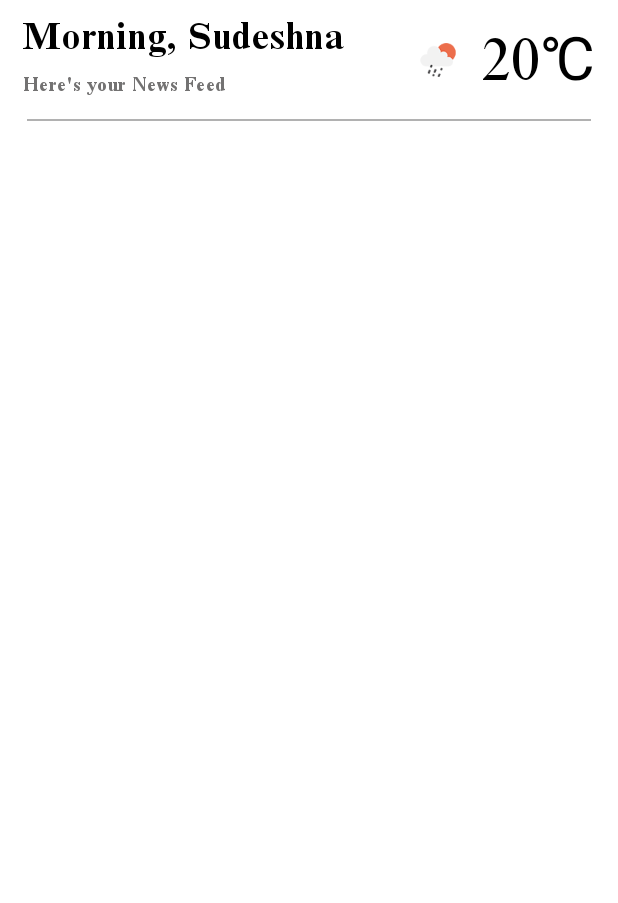
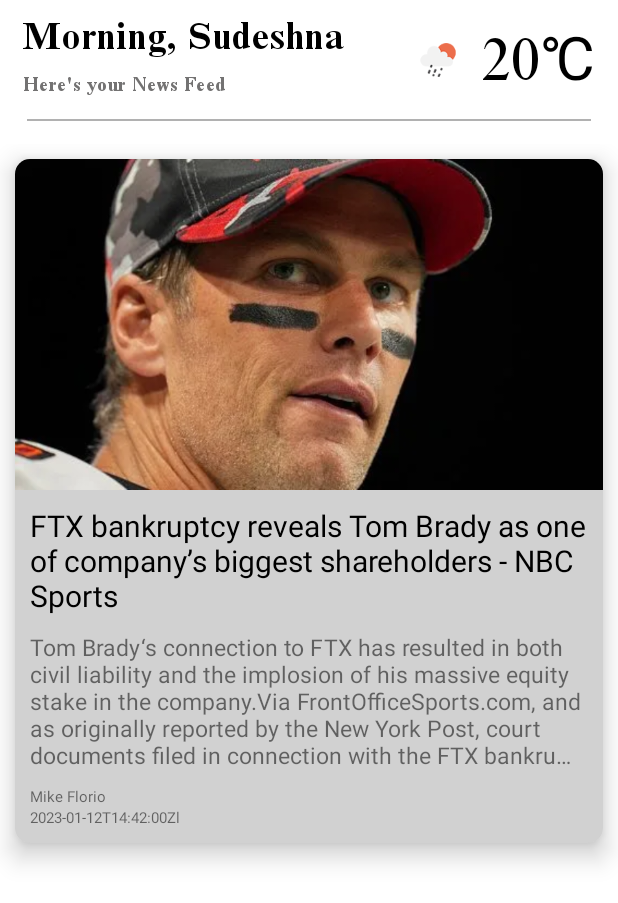
Before and after one commit to rahul-gangopadhyay/NewsApp, an Android app: the screen it shows after launch (HomePage), on a phone screen of 412 x 824 dp. Shown: the top 903 px of the screen. Run offline under Robolectric (Android 15) with nearby library versions, the phone set to English and light mode, and no system bars.

Commit message:
Cards with Recycler View Completed

```diff
--- a/app/build.gradle
+++ b/app/build.gradle
@@ -5,12 +5,12 @@ plugins {
 
 android {
     namespace 'com.example.news_app'
-    compileSdk 32
+    compileSdk 33
 
     defaultConfig {
         applicationId "com.example.news_app"
         minSdk 21
-        targetSdk 32
+        targetSdk 33
         versionCode 1
         versionName "1.0"
 
@@ -38,8 +38,9 @@ dependencies {
     implementation 'androidx.appcompat:appcompat:1.5.1'
     implementation 'com.google.android.material:material:1.7.0'
     implementation 'androidx.constraintlayout:constraintlayout:2.1.4'
-    implementation("androidx.recyclerview:recyclerview:1.2.1")
-    implementation("androidx.recyclerview:recyclerview-selection:1.1.0")
+    implementation 'androidx.recyclerview:recyclerview:1.2.1'
+    implementation 'androidx.recyclerview:recyclerview-selection:1.1.0'
+    implementation 'androidx.core:core-ktx:+'
     testImplementation 'junit:junit:4.13.2'
     androidTestImplementation 'androidx.test.ext:junit:1.1.3'
     androidTestImplementation 'androidx.test.espresso:espresso-core:3.4.0'
--- a/app/src/main/java/com/example/news_app/HomePage.kt
+++ b/app/src/main/java/com/example/news_app/HomePage.kt
@@ -2,6 +2,10 @@ package com.example.news_app
 
 import androidx.appcompat.app.AppCompatActivity
 import android.os.Bundle
+import androidx.recyclerview.widget.LinearLayoutManager
+import androidx.recyclerview.widget.LinearSnapHelper
+import androidx.recyclerview.widget.RecyclerView
+import androidx.recyclerview.widget.SnapHelper
 
 class HomePage : AppCompatActivity() {
     override fun onCreate(savedInstanceState: Bundle?) {
@@ -11,5 +15,27 @@ class HomePage : AppCompatActivity() {
         if (supportActionBar != null) {
             supportActionBar!!.hide()
         }
+
+        val recyclerview = findViewById<RecyclerView>(R.id.recycler_view)
+        recyclerview.setHasFixedSize(true)
+        recyclerview.layoutManager = LinearLayoutManager(this, RecyclerView.HORIZONTAL,false)
+
+        val compSnapHelper: SnapHelper = LinearSnapHelper()
+        compSnapHelper.attachToRecyclerView(recyclerview)
+
+        val data = ArrayList<News>()
+
+        // This loop will create 20 Views containing
+        // the image with the count of view
+        for (i in 1..20) {
+            data.add(News(R.drawable.samplepic, "FTX bankruptcy reveals Tom Brady as one of company’s biggest shareholders - NBC Sports", "Tom Brady‘s connection to FTX has resulted in both civil liability and the implosion of his massive equity stake in the company.Via FrontOfficeSports.com, and as originally reported by the New York Post, court documents filed in connection with the FTX bankru…", "Mike Florio", "2023-01-12T14:42:00Zl"))
+        }
+
+        // This will pass the ArrayList to our Adapter
+        val adapter = NewsAdapter(data)
+
+        // Setting the Adapter with the recyclerview
+        recyclerview.adapter = adapter
+
     }
 }
--- /dev/null
+++ b/app/src/main/java/com/example/news_app/News.kt
@@ -0,0 +1,3 @@
+package com.example.news_app
+
+data class News(val newsimg: Int, val newstitle: String, val newscontent: String, val newsauthor: String, val newstime: String)
--- /dev/null
+++ b/app/src/main/java/com/example/news_app/NewsAdapter.kt
@@ -0,0 +1,38 @@
+package com.example.news_app
+
+import android.view.LayoutInflater
+import android.view.View
+import android.view.ViewGroup
+import android.widget.ImageView
+import android.widget.TextView
+import androidx.recyclerview.widget.RecyclerView
+
+class NewsAdapter(private val newsList: List<News>) :
+    RecyclerView.Adapter<NewsAdapter.NewsViewHolder>() {
+
+    class NewsViewHolder(itemView: View): RecyclerView.ViewHolder(itemView){
+        val newsImageView: ImageView = itemView.findViewById(R.id.news_img)
+        val newsTitleView: TextView = itemView.findViewById(R.id.news_title)
+        val newsContentView: TextView = itemView.findViewById(R.id.news_content)
+        val newsAuthorView: TextView = itemView.findViewById(R.id.news_author)
+        val newsTimeView: TextView = itemView.findViewById(R.id.news_time)
+    }
+
+    override fun onCreateViewHolder(parent: ViewGroup, viewType: Int): NewsViewHolder {
+        val view = LayoutInflater.from(parent.context).inflate(R.layout.news_cards, parent, false)
+        return NewsViewHolder(view)
+    }
+
+    override fun getItemCount(): Int {
+        return newsList.size
+    }
+
+    override fun onBindViewHolder(holder: NewsViewHolder, position: Int) {
+        val news = newsList[position]
+        holder.newsImageView.setImageResource(news.newsimg)
+        holder.newsTitleView.text = news.newstitle
+        holder.newsContentView.text = news.newscontent
+        holder.newsAuthorView.text = news.newsauthor
+        holder.newsTimeView.text = news.newstime
+    }
+}
--- a/app/src/main/res/layout/activity_home_page.xml
+++ b/app/src/main/res/layout/activity_home_page.xml
@@ -95,5 +95,15 @@
             android:layout_marginTop="15dp"
             android:layout_marginHorizontal="18dp"/>
 
+        <androidx.recyclerview.widget.RecyclerView
+            android:layout_width="match_parent"
+            android:layout_height="0dp"
+            android:layout_marginTop="15dp"
+            android:id="@+id/recycler_view"
+            app:layout_constraintBottom_toBottomOf="parent"
+            app:layout_constraintLeft_toLeftOf="parent"
+            app:layout_constraintRight_toRightOf="parent"
+            app:layout_constraintTop_toBottomOf="@id/line" />
+
 
 </androidx.constraintlayout.widget.ConstraintLayout>
--- /dev/null
+++ b/app/src/main/res/layout/news_cards.xml
@@ -0,0 +1,74 @@
+<?xml version="1.0" encoding="utf-8"?>
+<androidx.cardview.widget.CardView xmlns:android="http://schemas.android.com/apk/res/android"
+    android:layout_width="match_parent"
+    android:layout_height="wrap_content"
+    xmlns:app="http://schemas.android.com/apk/res-auto"
+    android:layout_marginHorizontal="10dp"
+    android:layout_marginVertical="10dp"
+    app:cardBackgroundColor="@color/cardbg"
+    app:cardCornerRadius="10dp"
+    app:cardElevation="10dp"
+    app:cardPreventCornerOverlap="false">
+
+    <androidx.constraintlayout.widget.ConstraintLayout
+        android:layout_width="match_parent"
+        android:layout_height="wrap_content">
+
+        <ImageView
+            android:layout_width="match_parent"
+            android:layout_height="0dp"
+            app:layout_constraintLeft_toLeftOf="parent"
+            app:layout_constraintRight_toRightOf="parent"
+            app:layout_constraintTop_toTopOf="parent"
+            android:src="@drawable/samplepic"
+            android:padding="0dp"
+            android:id="@+id/news_img"
+            android:layout_margin="0dp"
+            android:adjustViewBounds="true"
+            android:scaleType="fitXY" />
+
+        <LinearLayout
+            android:layout_width="match_parent"
+            android:layout_height="wrap_content"
+            app:layout_constraintTop_toBottomOf="@id/news_img"
+            app:layout_constraintLeft_toLeftOf="parent"
+            app:layout_constraintRight_toRightOf="parent"
+            app:layout_constraintBottom_toBottomOf="parent"
+            android:orientation="vertical"
+            android:padding="10dp"
+            android:id="@+id/container1">
+
+            <TextView
+                android:layout_width="match_parent"
+                android:layout_height="wrap_content"
+                android:id="@+id/news_title"
+                android:text="FTX bankruptcy reveals Tom Brady as one of company’s biggest shareholders - NBC Sports"
+                android:textColor="@color/black"
+                android:textSize="20sp"/>
+
+            <TextView
+                android:layout_width="match_parent"
+                android:layout_height="wrap_content"
+                android:id="@+id/news_content"
+                android:text="Tom Brady‘s connection to FTX has resulted in both civil liability and the implosion of his massive equity stake in the company.Via FrontOfficeSports.com, and as originally reported by the New York Post, court documents filed in connection with the FTX bankru…"
+                android:textSize="15sp"
+                android:layout_marginTop="10dp"/>
+
+            <TextView
+                android:layout_width="match_parent"
+                android:layout_height="wrap_content"
+                android:id="@+id/news_author"
+                android:text="Mike Florio"
+                android:textSize="10sp"
+                android:layout_marginTop="10dp"/>
+
+            <TextView
+                android:layout_width="match_parent"
+                android:layout_height="wrap_content"
+                android:id="@+id/news_time"
+                android:text="2023-01-12T14:42:00Zl"
+                android:textSize="10sp" />
+
+        </LinearLayout>
+    </androidx.constraintlayout.widget.ConstraintLayout>
+</androidx.cardview.widget.CardView>
--- a/app/src/main/res/values/colors.xml
+++ b/app/src/main/res/values/colors.xml
@@ -10,4 +10,5 @@
     <color name="white">#FFFFFFFF</color>
     <color name="bg">#FFFFFFFF</color>
     <color name="grey">#737272</color>
+    <color name="cardbg">#D1D1D1</color>
 </resources>
--- a/build.gradle
+++ b/build.gradle
@@ -1,6 +1,6 @@
 // Top-level build file where you can add configuration options common to all sub-projects/modules.
 plugins {
-    id 'com.android.application' version '7.3.1' apply false
-    id 'com.android.library' version '7.3.1' apply false
-    id 'org.jetbrains.kotlin.android' version '1.7.20' apply false
+    id 'com.android.application' version '7.4.0' apply false
+    id 'com.android.library' version '7.4.0' apply false
+    id 'org.jetbrains.kotlin.android' version '1.8.0' apply false
 }
```
Also changed, not shown: app/src/main/res/drawable/samplepic.webp (added), gradle/wrapper/gradle-wrapper.properties.
